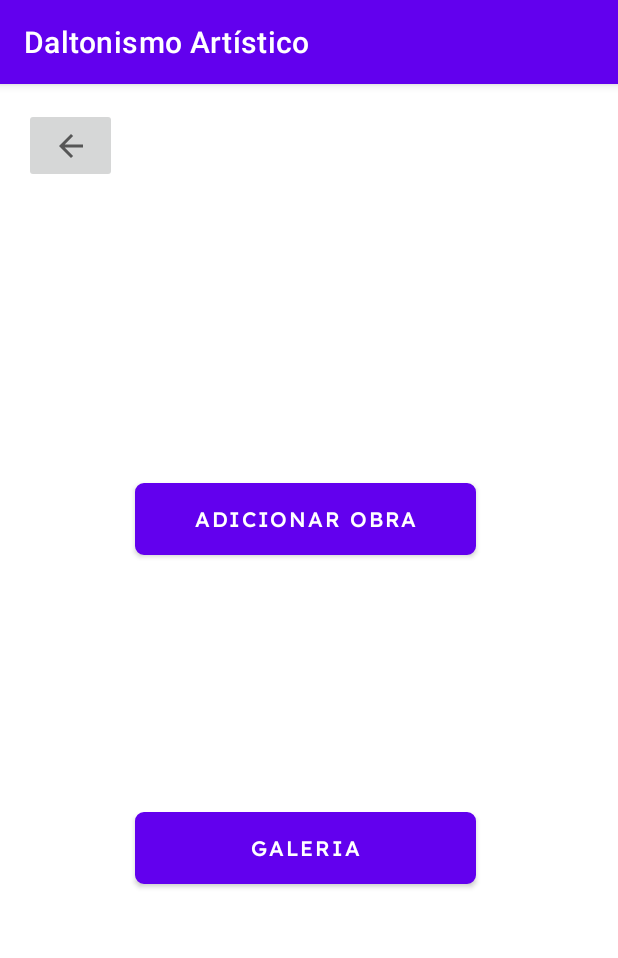
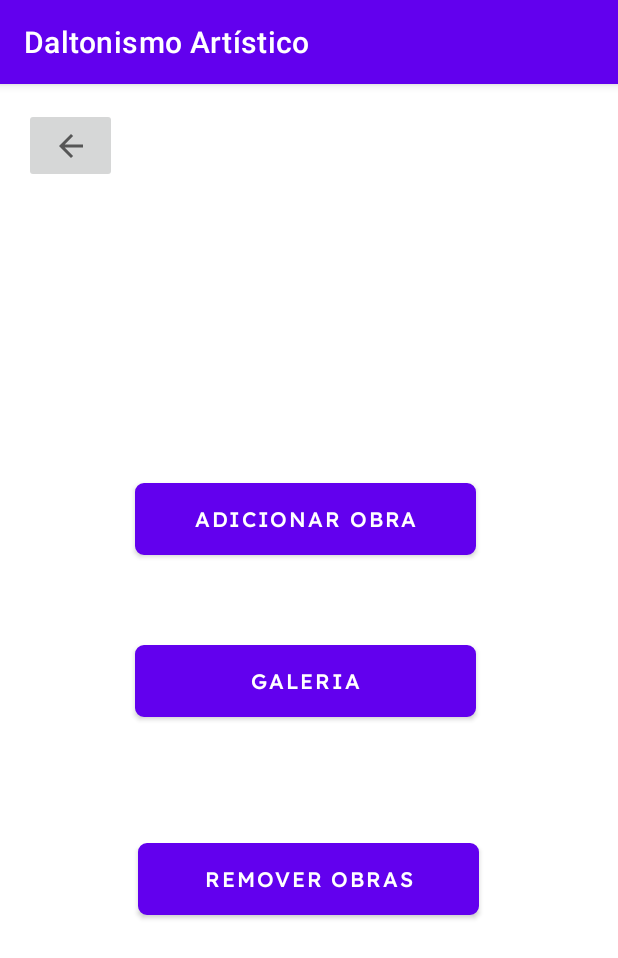
Before and after one commit to Ian-LS-Cesar/DaltonismoArtistico, an Android app: the TelaAdmin screen opened directly, with no data from a screen before it, on a phone screen of 412 x 824 dp. Shown: the top 958 px of the screen. Run offline under Robolectric (Android 15) with nearby library versions, the phone set to English and light mode, and no system bars.

Commit message:
Remoção de obras do firebase adicionado

```diff
--- a/app/src/main/java/com/example/trabalhonarak/TelaListaObras.kt
+++ b/app/src/main/java/com/example/trabalhonarak/TelaListaObras.kt
@@ -12,7 +12,6 @@ import android.widget.TextView
 import androidx.appcompat.app.AppCompatActivity
 import androidx.recyclerview.widget.LinearLayoutManager
 import androidx.recyclerview.widget.RecyclerView
-import com.google.firebase.firestore.FirebaseFirestore
 import com.google.firebase.firestore.ktx.firestore
 import com.google.firebase.ktx.Firebase
 
--- a/app/src/main/java/com/example/trabalhonarak/Tela_Admin.kt
+++ b/app/src/main/java/com/example/trabalhonarak/Tela_Admin.kt
@@ -1,5 +1,6 @@
 package com.example.trabalhonarak
 
+import android.annotation.SuppressLint
 import android.os.Bundle
 import android.widget.Button
 import android.widget.ImageButton
@@ -13,6 +14,8 @@ class TelaAdmin : AppCompatActivity() {
     private lateinit var btnVoltarLogin: ImageButton
     private lateinit var btnInserirObraTela: Button
     private lateinit var btnGaleria: Button
+    private lateinit var btnRemoverObras: Button
+
 
     override fun onCreate(savedInstanceState: Bundle?) {
         super.onCreate(savedInstanceState)
@@ -21,6 +24,11 @@ class TelaAdmin : AppCompatActivity() {
         btnInserirObraTela = findViewById(R.id.botaoInserirObraTela)
         btnVoltarLogin = findViewById(R.id.botaoVoltarLogin)
         btnGaleria = findViewById(R.id.botaoGaleria)
+        btnRemoverObras = findViewById(R.id.botaoRemoverObras)
+
+        btnRemoverObras.setOnClickListener{
+            irParaRemocao()
+        }
 
         btnVoltarLogin.setOnClickListener{
             voltarHome()
@@ -49,4 +57,9 @@ class TelaAdmin : AppCompatActivity() {
         val intent = Intent(this, TelaListarObras::class.java)
         startActivity(intent)
     }
+
+    private fun irParaRemocao(){
+        val intent = Intent(this, TelaRemoverObras::class.java)
+        startActivity(intent)
+    }
 }
--- a/app/src/main/res/layout/activity_main.xml
+++ b/app/src/main/res/layout/activity_main.xml
@@ -71,7 +71,7 @@
         android:id="@+id/startCameraButton"
         android:layout_width="wrap_content"
         android:layout_height="wrap_content"
-        android:text="Iniciar Câmera"
+        android:text="Iniciar Filtro"
         android:fontFamily="@font/lexend_medium"
         android:background="@drawable/button_background"
         android:textColor="@color/white"
--- a/app/src/main/res/layout/admin_tela.xml
+++ b/app/src/main/res/layout/admin_tela.xml
@@ -41,19 +41,34 @@
         android:layout_width="227dp"
         android:layout_height="48dp"
         android:layout_marginStart="90dp"
-        android:layout_marginTop="162dp"
+        android:layout_marginTop="60dp"
         android:layout_marginEnd="90dp"
-        android:layout_marginBottom="226dp"
         android:background="@drawable/button_background"
         android:elevation="8dp"
         android:fontFamily="@font/lexend_medium"
         android:text="Galeria"
         android:textColor="@color/white"
-        app:layout_constraintBottom_toBottomOf="parent"
         app:layout_constraintEnd_toEndOf="parent"
         app:layout_constraintHorizontal_bias="0.0"
         app:layout_constraintStart_toStartOf="parent"
         app:layout_constraintTop_toBottomOf="@+id/botaoInserirObraTela"
         tools:ignore="MissingConstraints" />
 
+    <Button
+        android:id="@+id/botaoRemoverObras"
+        android:layout_width="227dp"
+        android:layout_height="48dp"
+        android:layout_marginStart="129dp"
+        android:layout_marginTop="75dp"
+        android:layout_marginEnd="130dp"
+        android:layout_marginBottom="205dp"
+        android:background="@drawable/button_background"
+        android:elevation="8dp"
+        android:fontFamily="@font/lexend_medium"
+        android:text="Remover Obras"
+        app:layout_constraintBottom_toBottomOf="parent"
+        app:layout_constraintEnd_toEndOf="parent"
+        app:layout_constraintStart_toStartOf="parent"
+        app:layout_constraintTop_toBottomOf="@+id/botaoGaleria" />
+
 </androidx.constraintlayout.widget.ConstraintLayout>
```
Also changed, not shown: app/src/main/AndroidManifest.xml (+9 -0 lines), app/src/main/java/com/example/trabalhonarak/MainActivity.kt (+14 -14 lines), app/src/main/java/com/example/trabalhonarak/Tela_Remover_Obra.kt (added, +57 -0 lines), app/src/main/java/filtros/FilterSelector.kt (added, +38 -0 lines), app/src/main/res/layout/remover_obras.xml (added, +39 -0 lines).
